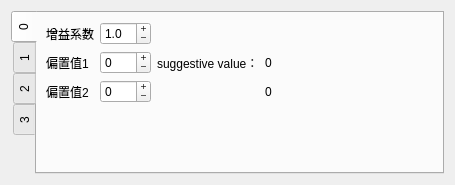
Before: the Qt Designer form Gui/MainMenu/Menu6/DebugSet/debugui.ui in rpdhunter/swbox, drawn with Qt 5.
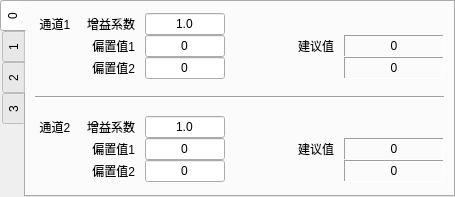
After: the same form once the commit is applied. The open tabs and pages were chosen to show the change.

```diff
--- a/Gui/MainMenu/Menu6/DebugSet/debugui.ui
+++ b/Gui/MainMenu/Menu6/DebugSet/debugui.ui
@@ -7,13 +7,28 @@
     <x>0</x>
     <y>0</y>
     <width>455</width>
-    <height>185</height>
+    <height>197</height>
    </rect>
   </property>
   <property name="windowTitle">
    <string>Form</string>
   </property>
-  <layout class="QVBoxLayout" name="verticalLayout_2">
+  <layout class="QHBoxLayout" name="horizontalLayout_6">
+   <property name="spacing">
+    <number>0</number>
+   </property>
+   <property name="leftMargin">
+    <number>0</number>
+   </property>
+   <property name="topMargin">
+    <number>0</number>
+   </property>
+   <property name="rightMargin">
+    <number>0</number>
+   </property>
+   <property name="bottomMargin">
+    <number>0</number>
+   </property>
    <item>
     <widget class="QTabWidget" name="tabWidget">
      <property name="tabPosition">
@@ -32,32 +47,50 @@
       <attribute name="title">
        <string>0</string>
       </attribute>
-      <layout class="QGridLayout" name="gridLayout">
-       <item row="0" column="0" rowspan="2" colspan="2">
-        <layout class="QGridLayout" name="gridLayout_2">
+      <layout class="QVBoxLayout" name="verticalLayout_2">
+       <property name="topMargin">
+        <number>0</number>
+       </property>
+       <property name="bottomMargin">
+        <number>0</number>
+       </property>
+       <item>
+        <layout class="QGridLayout" name="gridLayout">
+         <property name="horizontalSpacing">
+          <number>10</number>
+         </property>
+         <property name="verticalSpacing">
+          <number>0</number>
+         </property>
          <item row="0" column="0">
           <widget class="QLabel" name="lab_TEV_Gain">
            <property name="text">
-            <string>增益系数</string>
+            <string>通道1     增益系数</string>
+           </property>
+           <property name="alignment">
+            <set>Qt::AlignRight|Qt::AlignTrailing|Qt::AlignVCenter</set>
            </property>
           </widget>
          </item>
          <item row="0" column="1">
-          <widget class="QDoubleSpinBox" name="spinBox_Tev_Gain">
-           <property name="buttonSymbols">
-            <enum>QAbstractSpinBox::PlusMinus</enum>
+          <widget class="QLineEdit" name="lineEdit_Gain1">
+           <property name="sizePolicy">
+            <sizepolicy hsizetype="Preferred" vsizetype="Fixed">
+             <horstretch>0</horstretch>
+             <verstretch>0</verstretch>
+            </sizepolicy>
            </property>
-           <property name="decimals">
-            <number>1</number>
+           <property name="maximumSize">
+            <size>
+             <width>80</width>
+             <height>22</height>
+            </size>
            </property>
-           <property name="maximum">
-            <double>20.000000000000000</double>
+           <property name="text">
+            <string>1.0</string>
            </property>
-           <property name="singleStep">
-            <double>0.100000000000000</double>
-           </property>
-           <property name="value">
-            <double>1.000000000000000</double>
+           <property name="alignment">
+            <set>Qt::AlignCenter</set>
            </property>
           </widget>
          </item>
@@ -66,89 +99,275 @@
            <property name="text">
             <string>偏置值1</string>
            </property>
+           <property name="alignment">
+            <set>Qt::AlignRight|Qt::AlignTrailing|Qt::AlignVCenter</set>
+           </property>
           </widget>
          </item>
          <item row="1" column="1">
-          <widget class="QSpinBox" name="spinBox_Tev_offset1">
-           <property name="buttonSymbols">
-            <enum>QAbstractSpinBox::PlusMinus</enum>
+          <widget class="QLineEdit" name="lineEdit_Offset1_1">
+           <property name="sizePolicy">
+            <sizepolicy hsizetype="Preferred" vsizetype="Fixed">
+             <horstretch>0</horstretch>
+             <verstretch>0</verstretch>
+            </sizepolicy>
            </property>
-           <property name="minimum">
-            <number>-100</number>
+           <property name="maximumSize">
+            <size>
+             <width>80</width>
+             <height>22</height>
+            </size>
            </property>
-           <property name="maximum">
-            <number>100</number>
-           </property>
-          </widget>
-         </item>
-         <item row="2" column="0">
-          <widget class="QLabel" name="lab_Tev_offset2">
            <property name="text">
-            <string>偏置值2</string>
+            <string>0</string>
            </property>
-          </widget>
-         </item>
-         <item row="2" column="1">
-          <widget class="QSpinBox" name="spinBox_Tev_offset2">
-           <property name="buttonSymbols">
-            <enum>QAbstractSpinBox::PlusMinus</enum>
-           </property>
-           <property name="minimum">
-            <number>-100</number>
-           </property>
-           <property name="maximum">
-            <number>100</number>
+           <property name="alignment">
+            <set>Qt::AlignCenter</set>
            </property>
           </widget>
          </item>
          <item row="1" column="2">
           <widget class="QLabel" name="label_4">
            <property name="text">
-            <string>suggestive value：</string>
+            <string>建议值</string>
+           </property>
+           <property name="alignment">
+            <set>Qt::AlignRight|Qt::AlignTrailing|Qt::AlignVCenter</set>
            </property>
           </widget>
          </item>
          <item row="1" column="3">
           <widget class="QLabel" name="lab_offset1">
+           <property name="baseSize">
+            <size>
+             <width>20</width>
+             <height>0</height>
+            </size>
+           </property>
+           <property name="frameShape">
+            <enum>QFrame::Panel</enum>
+           </property>
+           <property name="frameShadow">
+            <enum>QFrame::Sunken</enum>
+           </property>
            <property name="text">
             <string>0</string>
+           </property>
+           <property name="alignment">
+            <set>Qt::AlignCenter</set>
+           </property>
+          </widget>
+         </item>
+         <item row="2" column="0">
+          <widget class="QLabel" name="lab_Tev_offset2">
+           <property name="text">
+            <string>偏置值2</string>
+           </property>
+           <property name="alignment">
+            <set>Qt::AlignRight|Qt::AlignTrailing|Qt::AlignVCenter</set>
+           </property>
+          </widget>
+         </item>
+         <item row="2" column="1">
+          <widget class="QLineEdit" name="lineEdit_Offset1_2">
+           <property name="sizePolicy">
+            <sizepolicy hsizetype="Preferred" vsizetype="Fixed">
+             <horstretch>0</horstretch>
+             <verstretch>0</verstretch>
+            </sizepolicy>
+           </property>
+           <property name="maximumSize">
+            <size>
+             <width>80</width>
+             <height>22</height>
+            </size>
+           </property>
+           <property name="text">
+            <string>0</string>
+           </property>
+           <property name="alignment">
+            <set>Qt::AlignCenter</set>
            </property>
           </widget>
          </item>
          <item row="2" column="3">
           <widget class="QLabel" name="lab_offset2">
+           <property name="baseSize">
+            <size>
+             <width>20</width>
+             <height>0</height>
+            </size>
+           </property>
+           <property name="frameShape">
+            <enum>QFrame::Panel</enum>
+           </property>
+           <property name="frameShadow">
+            <enum>QFrame::Sunken</enum>
+           </property>
            <property name="text">
             <string>0</string>
            </property>
+           <property name="alignment">
+            <set>Qt::AlignCenter</set>
+           </property>
           </widget>
          </item>
         </layout>
        </item>
-       <item row="0" column="2">
-        <spacer name="horizontalSpacer">
+       <item>
+        <widget class="Line" name="line">
          <property name="orientation">
           <enum>Qt::Horizontal</enum>
          </property>
-         <property name="sizeHint" stdset="0">
-          <size>
-           <width>268</width>
-           <height>20</height>
-          </size>
-         </property>
-        </spacer>
+        </widget>
        </item>
-       <item row="2" column="0">
-        <spacer name="verticalSpacer">
-         <property name="orientation">
-          <enum>Qt::Vertical</enum>
+       <item>
+        <layout class="QGridLayout" name="gridLayout_2">
+         <property name="horizontalSpacing">
+          <number>10</number>
          </property>
-         <property name="sizeHint" stdset="0">
-          <size>
-           <width>20</width>
-           <height>94</height>
-          </size>
+         <property name="verticalSpacing">
+          <number>0</number>
          </property>
-        </spacer>
+         <item row="0" column="0">
+          <widget class="QLabel" name="lab_TEV_Gain_3">
+           <property name="text">
+            <string>通道2     增益系数</string>
+           </property>
+           <property name="alignment">
+            <set>Qt::AlignRight|Qt::AlignTrailing|Qt::AlignVCenter</set>
+           </property>
+          </widget>
+         </item>
+         <item row="0" column="1">
+          <widget class="QLineEdit" name="lineEdit_Gain2">
+           <property name="sizePolicy">
+            <sizepolicy hsizetype="Preferred" vsizetype="Fixed">
+             <horstretch>0</horstretch>
+             <verstretch>0</verstretch>
+            </sizepolicy>
+           </property>
+           <property name="maximumSize">
+            <size>
+             <width>80</width>
+             <height>22</height>
+            </size>
+           </property>
+           <property name="text">
+            <string>1.0</string>
+           </property>
+           <property name="alignment">
+            <set>Qt::AlignCenter</set>
+           </property>
+          </widget>
+         </item>
+         <item row="1" column="0">
+          <widget class="QLabel" name="lab_Tev_offset1_3">
+           <property name="text">
+            <string>偏置值1</string>
+           </property>
+           <property name="alignment">
+            <set>Qt::AlignRight|Qt::AlignTrailing|Qt::AlignVCenter</set>
+           </property>
+          </widget>
+         </item>
+         <item row="1" column="1">
+          <widget class="QLineEdit" name="lineEdit_Offset2_1">
+           <property name="sizePolicy">
+            <sizepolicy hsizetype="Preferred" vsizetype="Fixed">
+             <horstretch>0</horstretch>
+             <verstretch>0</verstretch>
+            </sizepolicy>
+           </property>
+           <property name="maximumSize">
+            <size>
+             <width>80</width>
+             <height>22</height>
+            </size>
+           </property>
+           <property name="text">
+            <string>0</string>
+           </property>
+           <property name="alignment">
+            <set>Qt::AlignCenter</set>
+           </property>
+          </widget>
+         </item>
+         <item row="1" column="2">
+          <widget class="QLabel" name="label_9">
+           <property name="text">
+            <string>建议值</string>
+           </property>
+           <property name="alignment">
+            <set>Qt::AlignRight|Qt::AlignTrailing|Qt::AlignVCenter</set>
+           </property>
+          </widget>
+         </item>
+         <item row="1" column="3">
+          <widget class="QLabel" name="lab_offset3">
+           <property name="frameShape">
+            <enum>QFrame::Panel</enum>
+           </property>
+           <property name="frameShadow">
+            <enum>QFrame::Sunken</enum>
+           </property>
+           <property name="text">
+            <string>0</string>
+           </property>
+           <property name="alignment">
+            <set>Qt::AlignCenter</set>
+           </property>
+          </widget>
+         </item>
+         <item row="2" column="0">
+          <widget class="QLabel" name="lab_Tev_offset2_3">
+           <property name="text">
+            <string>偏置值2</string>
+           </property>
+           <property name="alignment">
+            <set>Qt::AlignRight|Qt::AlignTrailing|Qt::AlignVCenter</set>
+           </property>
+          </widget>
+         </item>
+         <item row="2" column="1">
+          <widget class="QLineEdit" name="lineEdit_Offset2_2">
+           <property name="sizePolicy">
+            <sizepolicy hsizetype="Preferred" vsizetype="Fixed">
+             <horstretch>0</horstretch>
+             <verstretch>0</verstretch>
+            </sizepolicy>
+           </property>
+           <property name="maximumSize">
+            <size>
+             <width>80</width>
+             <height>22</height>
+            </size>
+           </property>
+           <property name="text">
+            <string>0</string>
+           </property>
+           <property name="alignment">
+            <set>Qt::AlignCenter</set>
+           </property>
+          </widget>
+         </item>
+         <item row="2" column="3">
+          <widget class="QLabel" name="lab_offset4">
+           <property name="frameShape">
+            <enum>QFrame::Panel</enum>
+           </property>
+           <property name="frameShadow">
+            <enum>QFrame::Sunken</enum>
+           </property>
+           <property name="text">
+            <string>0</string>
+           </property>
+           <property name="alignment">
+            <set>Qt::AlignCenter</set>
+           </property>
+          </widget>
+         </item>
+        </layout>
        </item>
       </layout>
      </widget>
```
Left out of the diff: 35 changed lines with no effect on the pictures.
